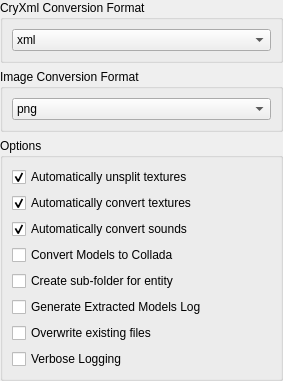
Before: the Qt Designer form starfab/resources/ui/ExportSettingsForm.ui in summerkirakira/StarFabNeo, drawn with Qt 5.
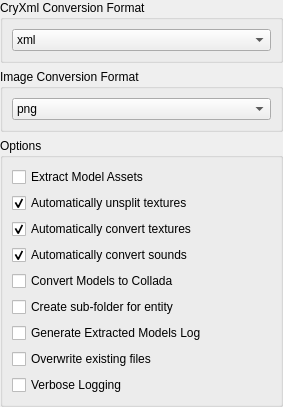
After: the same form once the commit is applied.

Commit message: Added Model Asset Extractor "converter" for p4k extractions. Addition icon fix.

```diff
--- a/starfab/resources/ui/ExportSettingsForm.ui
+++ b/starfab/resources/ui/ExportSettingsForm.ui
@@ -7,7 +7,7 @@
     <x>0</x>
     <y>0</y>
     <width>283</width>
-    <height>340</height>
+    <height>372</height>
    </rect>
   </property>
   <property name="windowTitle">
@@ -123,7 +123,14 @@
         <property name="title">
          <string>Options</string>
         </property>
-        <layout class="QVBoxLayout" name="verticalLayout_15">
+        <layout class="QVBoxLayout" name="export_options_layout">
+         <item>
+          <widget class="QCheckBox" name="opt_extractModelAssets">
+           <property name="text">
+            <string>Extract Model Assets</string>
+           </property>
+          </widget>
+         </item>
          <item>
           <widget class="QCheckBox" name="opt_autoUnsplitTextures">
            <property name="toolTip">
```
The commit also changes 2 other files.
